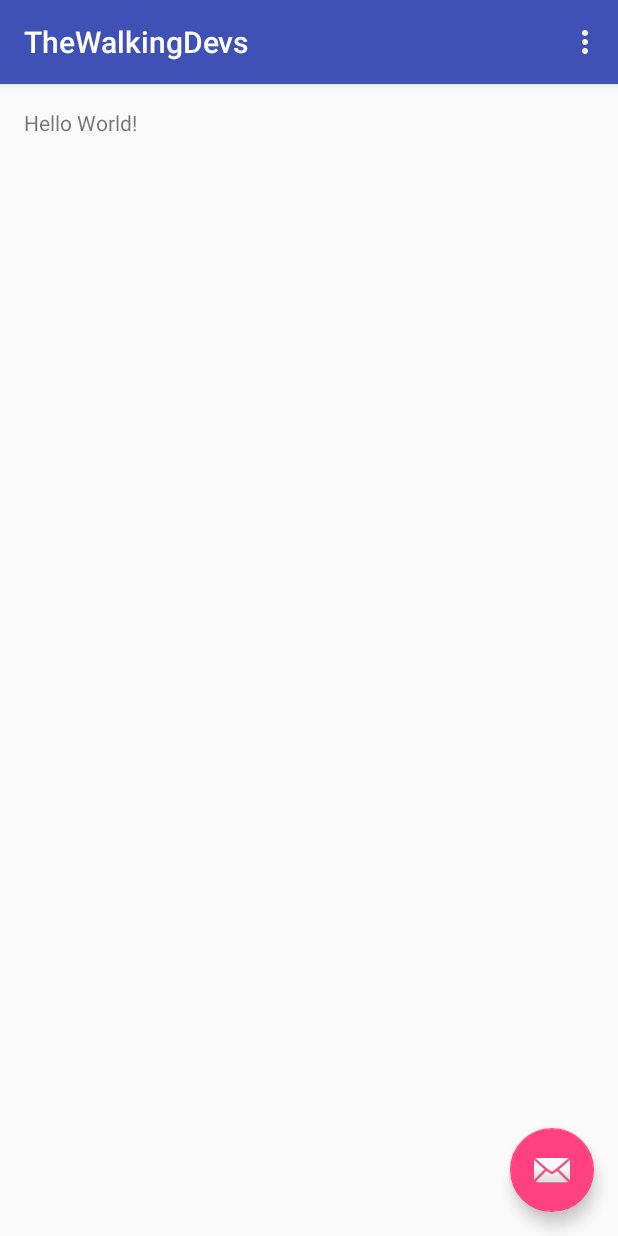
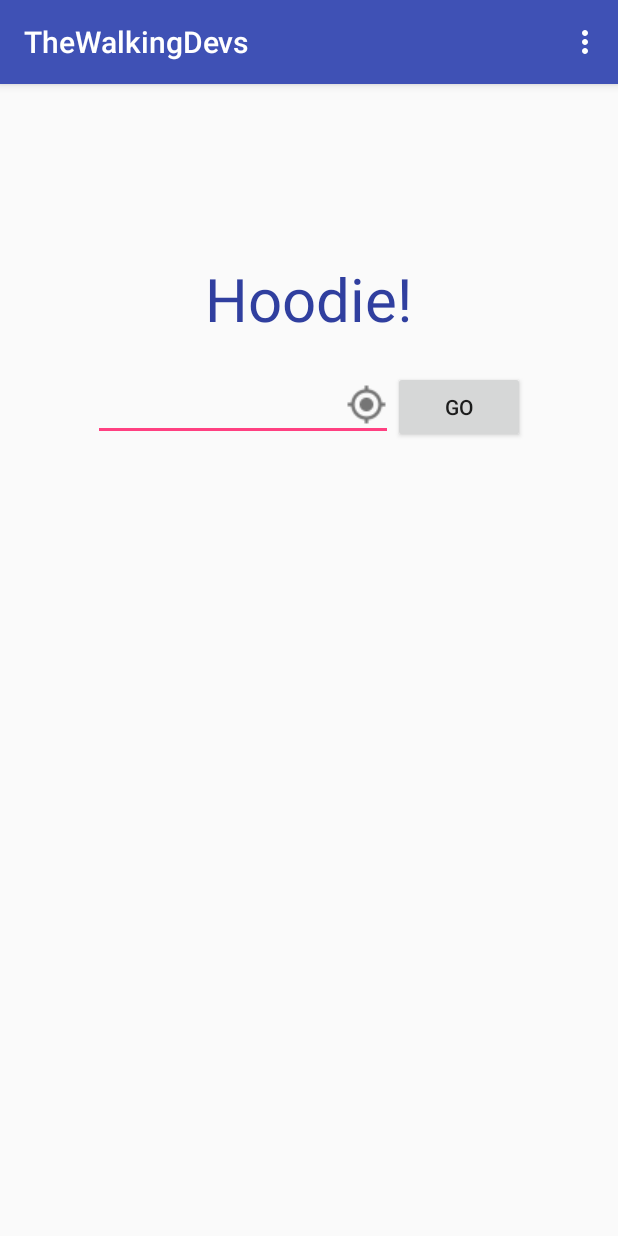
Before and after one commit to aevangelist/TheWalkingDevs, an Android app: the screen it shows after launch (MainActivity), on a phone screen of 412 x 824 dp. Run offline under Robolectric (Android 15) with nearby library versions, the phone set to English and light mode, and no system bars.

Commit message:
First Screen

```diff
--- a/app/src/main/java/com/thewalkingdevs/thewalkingdevs/MainActivity.java
+++ b/app/src/main/java/com/thewalkingdevs/thewalkingdevs/MainActivity.java
@@ -1,11 +1,8 @@
 package com.thewalkingdevs.thewalkingdevs;
 
 import android.os.Bundle;
-import android.support.design.widget.FloatingActionButton;
-import android.support.design.widget.Snackbar;
 import android.support.v7.app.AppCompatActivity;
 import android.support.v7.widget.Toolbar;
-import android.view.View;
 import android.view.Menu;
 import android.view.MenuItem;
 
@@ -18,14 +15,14 @@ public class MainActivity extends AppCompatActivity {
         Toolbar toolbar = (Toolbar) findViewById(R.id.toolbar);
         setSupportActionBar(toolbar);
 
-        FloatingActionButton fab = (FloatingActionButton) findViewById(R.id.fab);
+        /**FloatingActionButton fab = (FloatingActionButton) findViewById(R.id.fab);
         fab.setOnClickListener(new View.OnClickListener() {
             @Override
             public void onClick(View view) {
                 Snackbar.make(view, "Replace with your own action", Snackbar.LENGTH_LONG)
                         .setAction("Action", null).show();
             }
-        });
+        });*/
     }
 
     @Override
--- a/app/src/main/res/layout/activity_main.xml
+++ b/app/src/main/res/layout/activity_main.xml
@@ -17,9 +17,9 @@
 
     <include layout="@layout/content_main" />
 
-    <android.support.design.widget.FloatingActionButton android:id="@+id/fab"
+    <!--<android.support.design.widget.FloatingActionButton android:id="@+id/fab"
         android:layout_width="wrap_content" android:layout_height="wrap_content"
         android:layout_gravity="bottom|end" android:layout_margin="@dimen/fab_margin"
-        android:src="@android:drawable/ic_dialog_email" />
+        android:src="@android:drawable/ic_dialog_email" />-->
 
 </android.support.design.widget.CoordinatorLayout>
--- a/app/src/main/res/layout/content_main.xml
+++ b/app/src/main/res/layout/content_main.xml
@@ -1,5 +1,5 @@
 <?xml version="1.0" encoding="utf-8"?>
-<RelativeLayout xmlns:android="http://schemas.android.com/apk/res/android"
+<LinearLayout xmlns:android="http://schemas.android.com/apk/res/android"
     xmlns:tools="http://schemas.android.com/tools"
     xmlns:app="http://schemas.android.com/apk/res-auto" android:layout_width="match_parent"
     android:layout_height="match_parent" android:paddingLeft="@dimen/activity_horizontal_margin"
@@ -7,8 +7,40 @@
     android:paddingTop="@dimen/activity_vertical_margin"
     android:paddingBottom="@dimen/activity_vertical_margin"
     app:layout_behavior="@string/appbar_scrolling_view_behavior"
-    tools:showIn="@layout/activity_main" tools:context=".MainActivity">
+    tools:showIn="@layout/activity_main" tools:context=".MainActivity"
+    android:orientation="vertical">
 
-    <TextView android:text="Hello World!" android:layout_width="wrap_content"
-        android:layout_height="wrap_content" />
-</RelativeLayout>
+    <LinearLayout
+        android:orientation="vertical"
+        android:layout_width="match_parent"
+        android:layout_height="match_parent"
+        android:layout_marginTop="100dp"
+        android:gravity="center_horizontal">
+
+        <TextView android:text="@string/app_code_name" android:layout_width="wrap_content"
+            android:layout_height="wrap_content"
+            style="@style/TitleStyle"/>
+
+        <LinearLayout
+            android:orientation="horizontal"
+            android:layout_width="match_parent"
+            android:layout_height="wrap_content"
+            android:gravity="center_horizontal"
+            android:layout_marginTop="20dp">
+
+            <EditText
+                android:layout_width="200dp"
+                android:layout_height="wrap_content"
+                android:id="@+id/editText"
+                android:drawableRight="@drawable/my_location"/>
+
+            <Button
+                android:layout_width="wrap_content"
+                android:layout_height="wrap_content"
+                android:text="@string/go"
+                android:id="@+id/button" />
+        </LinearLayout>
+    </LinearLayout>
+
+
+</LinearLayout>
--- a/app/src/main/res/values/strings.xml
+++ b/app/src/main/res/values/strings.xml
@@ -1,4 +1,8 @@
 <resources>
     <string name="app_name">TheWalkingDevs</string>
     <string name="action_settings">Settings</string>
+
+    <string name="app_code_name">Hoodie!</string>
+    <string name="go">Go</string>
+
 </resources>
--- a/app/src/main/res/values/styles.xml
+++ b/app/src/main/res/values/styles.xml
@@ -14,4 +14,16 @@
     <style name="AppTheme.AppBarOverlay" parent="ThemeOverlay.AppCompat.Dark.ActionBar" />
     <style name="AppTheme.PopupOverlay" parent="ThemeOverlay.AppCompat.Light" />
 
+    <style name="TitleStyle">
+    <item name="android:layout_width">match_parent</item>
+    <item name="android:layout_height">wrap_content</item>
+    <item name="android:layout_marginBottom">0dp</item>
+    <item name="android:textAppearance">?android:textAppearanceMedium</item>
+    <item name="android:textColor">@color/colorPrimaryDark</item>
+    <item name="android:fontFamily">sans-serif-regular</item>
+    <item name="android:paddingLeft">15dp</item>
+    <item name="android:paddingRight">15dp</item>
+    <item name="android:textSize">40sp</item>
+    </style>
+
 </resources>
```
Also changed, not shown: app/src/main/res/drawable/my_location.png (added), 35 other files.
